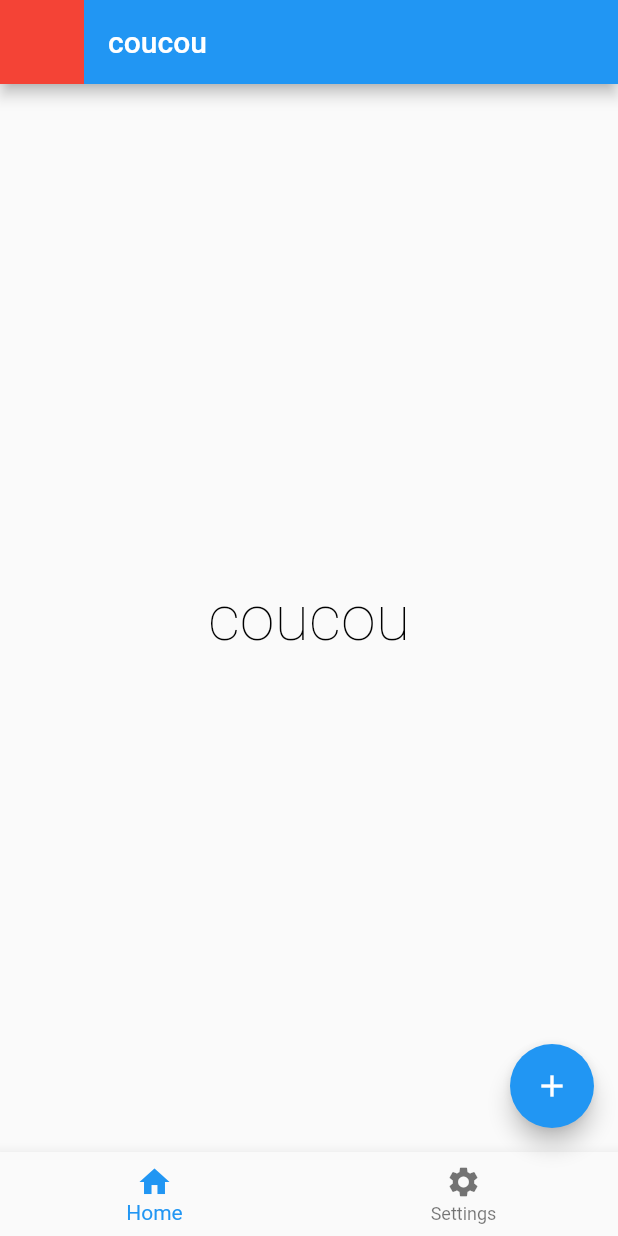
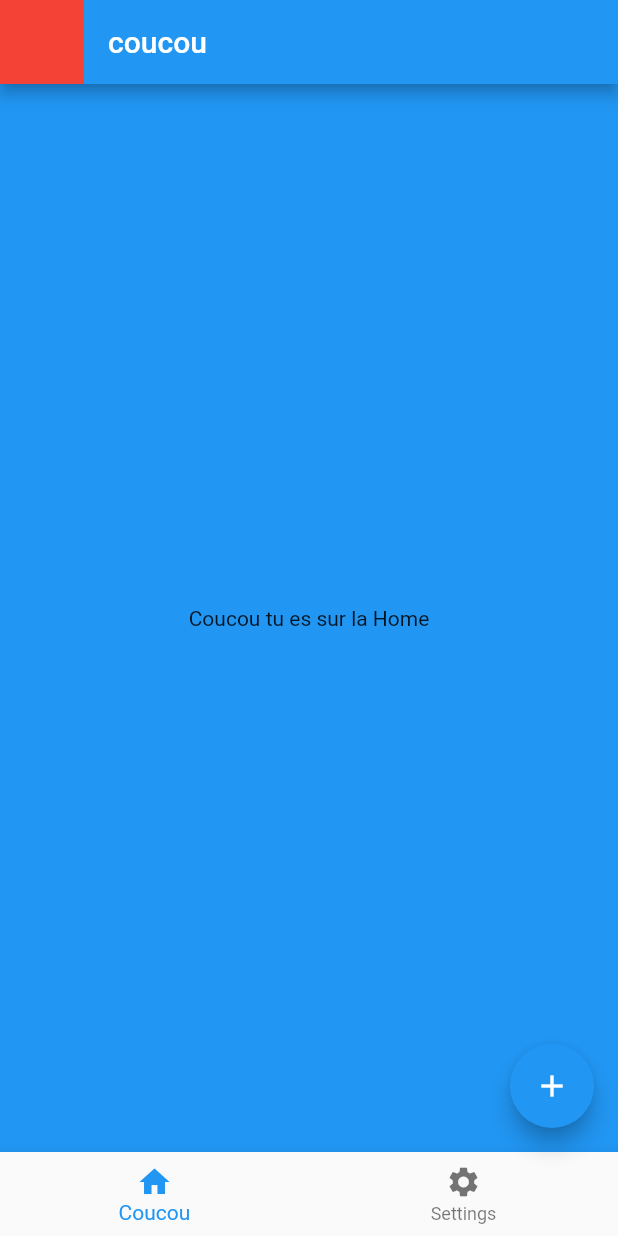
Before and after one commit to ThomasEcalle/3_moc_2023, a Flutter app: the screen it shows after launch, after a tap on the "add" icon, on a phone screen of 412 x 824 dp. Run offline on Flutter 3.47's test engine with Material 2 defaults, Android fonts, the light colour scheme and no system bars.

Commit message:
BottomBar & Stateful chapter

```diff
--- a/lib/app.dart
+++ b/lib/app.dart
@@ -1,6 +1,6 @@
 import 'package:flutter/material.dart';
 
-import 'home.dart';
+import 'home/home.dart';
 
 class App extends StatelessWidget {
   const App({super.key});
--- a/lib/home.dart
+++ /dev/null
@@ -1,43 +0,0 @@
-import 'package:flutter/material.dart';
-
-class Home extends StatelessWidget {
-  const Home({Key? key}) : super(key: key);
-
-  @override
-  Widget build(BuildContext context) {
-    return Scaffold(
-      appBar: AppBar(
-        title: Text('coucou'),
-        leading: Container(
-          height: 20,
-          width: 20,
-          color: Colors.red,
-        ),
-      ),
-      body: Center(
-        child: Text(
-          'coucou',
-          style: Theme.of(context).textTheme.displayLarge,
-        ),
-      ),
-      bottomNavigationBar: BottomNavigationBar(
-        items: const [
-          BottomNavigationBarItem(
-            icon: Icon(Icons.home),
-            label: 'Home',
-          ),
-          BottomNavigationBarItem(
-            icon: Icon(Icons.settings),
-            label: 'Settings',
-          ),
-        ],
-      ),
-      floatingActionButton: FloatingActionButton(
-        onPressed: () {},
-        child: const Center(
-          child: Icon(Icons.add),
-        ),
-      ),
-    );
-  }
-}
--- /dev/null
+++ b/lib/home/home.dart
@@ -0,0 +1,52 @@
+import 'package:flutter/material.dart';
+import 'package:moc_2023_3/home/tabs/home_tab.dart';
+import 'package:moc_2023_3/home/tabs/settings_tab.dart';
+import 'package:moc_2023_3/home/widgets/bottom_bar.dart';
+
+class Home extends StatefulWidget {
+  const Home({Key? key}) : super(key: key);
+
+  @override
+  State<Home> createState() => _HomeState();
+}
+
+class _HomeState extends State<Home> {
+  int _currentIndex = 0;
+
+  final List<Widget> _tabs = const [
+    HomeTab(),
+    SettingsTab(),
+  ];
+
+  @override
+  Widget build(BuildContext context) {
+    return Scaffold(
+      appBar: AppBar(
+        title: const Text('coucou'),
+        leading: Container(
+          height: 20,
+          width: 20,
+          color: Colors.red,
+        ),
+      ),
+      body: _tabs[_currentIndex],
+      bottomNavigationBar: BottomBar(
+        name: 'Coucou',
+        onTap: _onNewIndexClicked,
+      ),
+      floatingActionButton: FloatingActionButton(
+        onPressed: () {},
+        child: const Center(
+          child: Icon(Icons.add),
+        ),
+      ),
+    );
+  }
+
+  void _onNewIndexClicked(int newIndex) {
+    setState(() {
+      _currentIndex = newIndex;
+    });
+    print('Coucou, new index is : $newIndex');
+  }
+}
--- /dev/null
+++ b/lib/home/tabs/home_tab.dart
@@ -0,0 +1,15 @@
+import 'package:flutter/material.dart';
+
+class HomeTab extends StatelessWidget {
+  const HomeTab({Key? key}) : super(key: key);
+
+  @override
+  Widget build(BuildContext context) {
+    return Container(
+      color: Colors.blue,
+      child: const Center(
+        child: Text('Coucou tu es sur la Home'),
+      ),
+    );
+  }
+}
--- /dev/null
+++ b/lib/home/tabs/settings_tab.dart
@@ -0,0 +1,15 @@
+import 'package:flutter/material.dart';
+
+class SettingsTab extends StatelessWidget {
+  const SettingsTab({Key? key}) : super(key: key);
+
+  @override
+  Widget build(BuildContext context) {
+    return Container(
+      color: Colors.orange,
+      child: const Center(
+        child: Text('Coucou tu es sur la page Settings'),
+      ),
+    );
+  }
+}
--- /dev/null
+++ b/lib/home/widgets/bottom_bar.dart
@@ -0,0 +1,45 @@
+import 'package:flutter/material.dart';
+
+class BottomBar extends StatefulWidget {
+  final String name;
+  final void Function(int) onTap;
+
+  const BottomBar({
+    Key? key,
+    required this.name,
+    required this.onTap,
+  }) : super(key: key);
+
+  @override
+  State<BottomBar> createState() => _BottomBarState();
+}
+
+class _BottomBarState extends State<BottomBar> {
+  int _currentIndex = 0;
+
+  @override
+  Widget build(BuildContext context) {
+    return BottomNavigationBar(
+      currentIndex: _currentIndex,
+      onTap: _onTap,
+      items: [
+        BottomNavigationBarItem(
+          icon: const Icon(Icons.home),
+          label: widget.name,
+        ),
+        const BottomNavigationBarItem(
+          icon: Icon(Icons.settings),
+          label: 'Settings',
+        ),
+      ],
+    );
+  }
+
+  void _onTap(int newIndex) {
+    setState(() {
+      widget.onTap(newIndex);
+      _currentIndex = newIndex;
+      print('New index clicked: $_currentIndex');
+    });
+  }
+}
```
